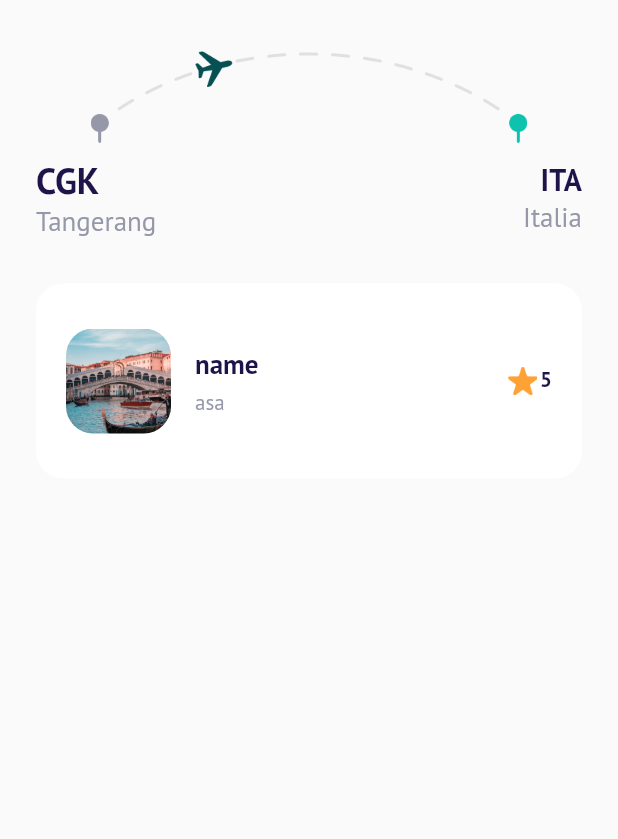
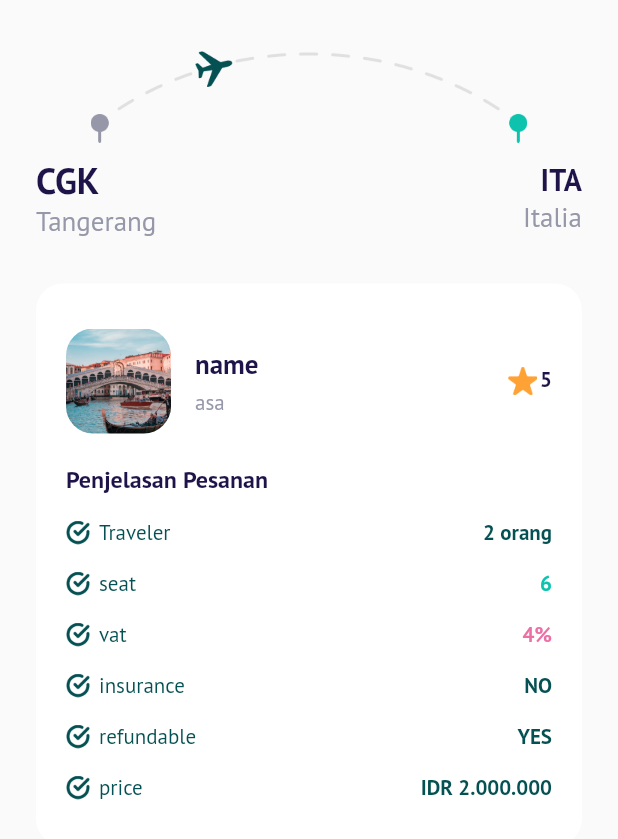
Before and after one commit to fredibagus12/terbangin-apps, a Flutter app: the CheckoutPage screen opened directly, on a phone screen of 412 x 824 dp. Shown: the top 839 px of the screen. Run offline on Flutter 3.47's test engine with Material 2 defaults, Android fonts, the phone set to English and light mode, and no system bars; our stand-ins replace google_fonts.

Commit message:
Checkout Page - Booking Details

```diff
--- a/terbangin/lib/ui/pages/checkout_page.dart
+++ b/terbangin/lib/ui/pages/checkout_page.dart
@@ -1,5 +1,8 @@
+// ignore_for_file: avoid_unnecessary_containers
+
 import 'package:flutter/material.dart';
 import 'package:terbangin/shared/theme.dart';
+import 'package:terbangin/ui/widget/booking_details_item.dart';
 
 class CheckoutPage extends StatelessWidget {
   const CheckoutPage({Key? key}) : super(key: key);
@@ -85,6 +88,7 @@ class CheckoutPage extends StatelessWidget {
           color: kWhiteColor,
         ),
         child: Column(
+          crossAxisAlignment: CrossAxisAlignment.start,
           children: [
             Row(
               children: [
@@ -108,6 +112,7 @@ class CheckoutPage extends StatelessWidget {
                   child: Column(
                     // ignore: prefer_const_literals_to_create_immutables
                     crossAxisAlignment: CrossAxisAlignment.start,
+                    // ignore: duplicate_ignore
                     children: [
                       // ignore: prefer_const_constructors
                       Text(
@@ -161,6 +166,51 @@ class CheckoutPage extends StatelessWidget {
                 ),
               ],
             ),
+            Container(
+              margin: const EdgeInsets.only(top: 20),
+              child: Column(
+                children: [
+                  Text(
+                    'Penjelasan Pesanan',
+                    style: blackTextStyle.copyWith(
+                      fontSize: 16,
+                      fontWeight: semiBold,
+                    ),
+                  ),
+                ],
+              ),
+            ),
+            // ignore: prefer_const_constructors
+            BookingDetailsItem(
+              text: 'Traveler',
+              details: '2 orang',
+              textcolor: kPrimaryColor,
+            ),
+            BookingDetailsItem(
+              text: 'seat',
+              details: '6',
+              textcolor: kGreenColor,
+            ),
+            BookingDetailsItem(
+              text: 'vat',
+              details: '4%',
+              textcolor: kRedColor,
+            ),
+            BookingDetailsItem(
+              text: 'insurance',
+              details: 'NO',
+              textcolor: kPrimaryColor,
+            ),
+            BookingDetailsItem(
+              text: 'refundable',
+              details: 'YES',
+              textcolor: kPrimaryColor,
+            ),
+            BookingDetailsItem(
+              text: 'price',
+              details: 'IDR 2.000.000',
+              textcolor: kPrimaryColor,
+            ),
           ],
         ),
       );
--- /dev/null
+++ b/terbangin/lib/ui/widget/booking_details_item.dart
@@ -0,0 +1,53 @@
+import 'package:flutter/material.dart';
+import 'package:terbangin/shared/theme.dart';
+
+class BookingDetailsItem extends StatelessWidget {
+  final String text;
+  final String details;
+  final Color textcolor;
+  const BookingDetailsItem({
+    Key? key,
+    required this.text,
+    required this.details,
+    required this.textcolor,
+  }) : super(key: key);
+
+  @override
+  Widget build(BuildContext context) {
+    return Container(
+      margin: const EdgeInsets.only(
+        top: 16,
+      ),
+      child: Row(
+        children: [
+          Container(
+            width: 16,
+            height: 16,
+            margin: const EdgeInsets.only(right: 6),
+            decoration: const BoxDecoration(
+              image: DecorationImage(
+                fit: BoxFit.cover,
+                image: AssetImage(
+                  'assets/check.png',
+                ),
+              ),
+            ),
+          ),
+          Text(
+            text,
+            style: primaryTextStyle,
+          ),
+          const Spacer(),
+          Text(
+            details,
+            style: primaryTextStyle.copyWith(
+              fontSize: 14,
+              fontWeight: semiBold,
+              color: textcolor,
+            ),
+          ),
+        ],
+      ),
+    );
+  }
+}
```
